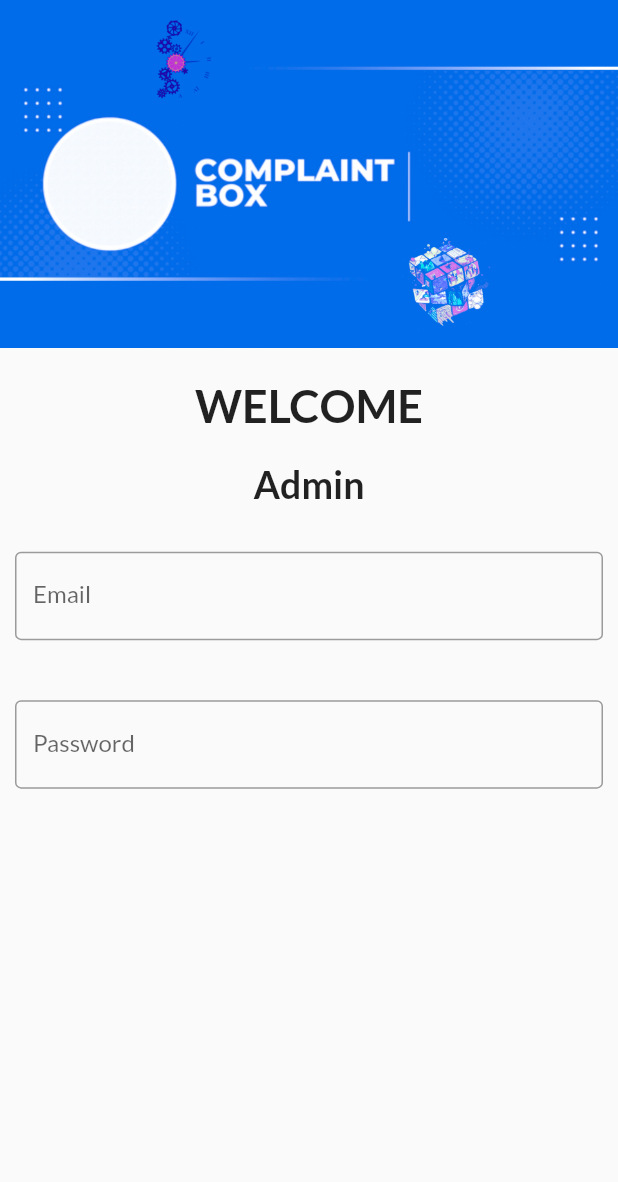
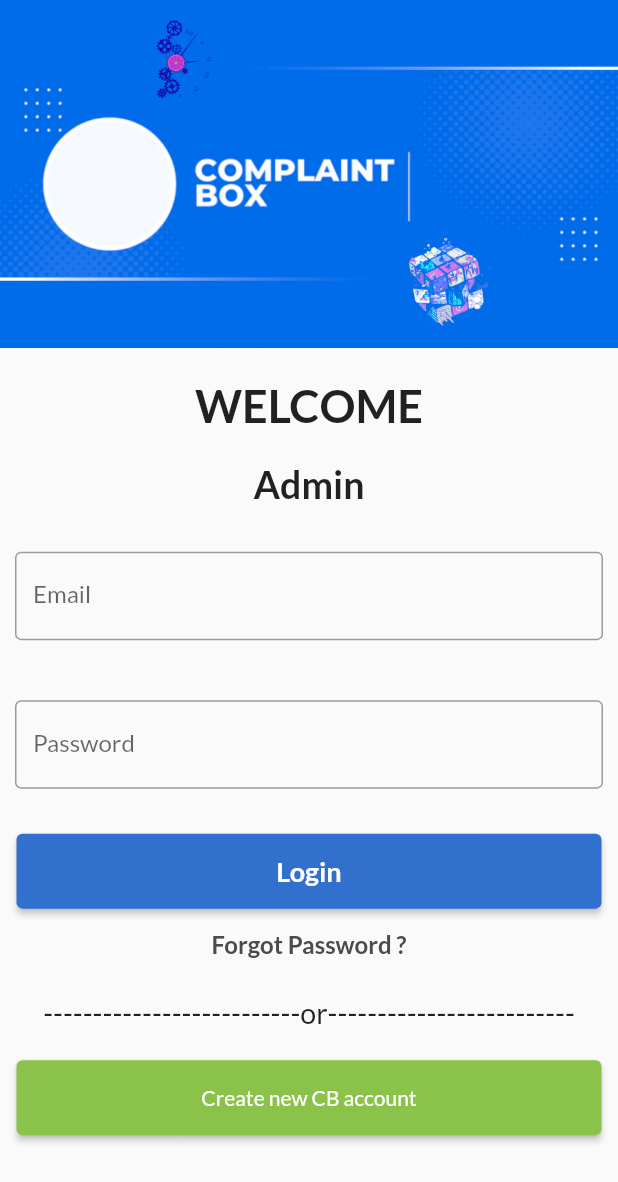
Before and after one commit to Rishabh7389/ComplaintBox, a Flutter app: the screen it shows after launch, on a phone screen of 412 x 824 dp. Shown: the top 1182 px of the screen. Run offline on Flutter 3.47's test engine with Material 2 defaults, Android fonts, the light colour scheme and no system bars; our stand-ins replace firebase_auth, firebase_core, google_fonts; missing offline and left inert: dart:ffi; accounts and stored records are empty.

Commit message:
AloginPage completed

```diff
--- a/lib/Pages/AloginPage.dart
+++ b/lib/Pages/AloginPage.dart
@@ -47,6 +47,54 @@ class ALoginPage extends StatelessWidget {
               ),
             ),
           ),
+          SizedBox(
+            height: 20,
+          ),
+          Container(
+              height: 50,
+              width: 390,
+              child: ElevatedButton(
+                  style: ElevatedButton.styleFrom(
+                      primary: Color.fromARGB(255, 50, 112, 206)),
+                  onPressed: () {},
+                  child: Text(
+                    "Login",
+                    style: TextStyle(
+                        fontSize: 18,
+                        color: Colors.white,
+                        fontWeight: FontWeight.bold),
+                  ))),
+          TextButton(
+            onPressed: () {},
+            child: const Text(
+              'Forgot Password ?',
+              style: TextStyle(
+                  fontSize: 16,
+                  fontWeight: FontWeight.bold,
+                  color: Color.fromARGB(255, 73, 76, 78)),
+            ),
+          ),
+          SizedBox(
+            height: 10,
+          ),
+          Text(
+            "--------------------------or-------------------------",
+            style: TextStyle(fontSize: 19),
+          ),
+          SizedBox(
+            height: 20,
+          ),
+          Container(
+            height: 50,
+            width: 390,
+            child: ElevatedButton(
+                style: ElevatedButton.styleFrom(primary: Colors.lightGreen),
+                onPressed: () {},
+                child: Text(
+                  'Create new CB account',
+                  style: TextStyle(color: Colors.white),
+                )),
+          ),
         ],
       ),
     );
```
